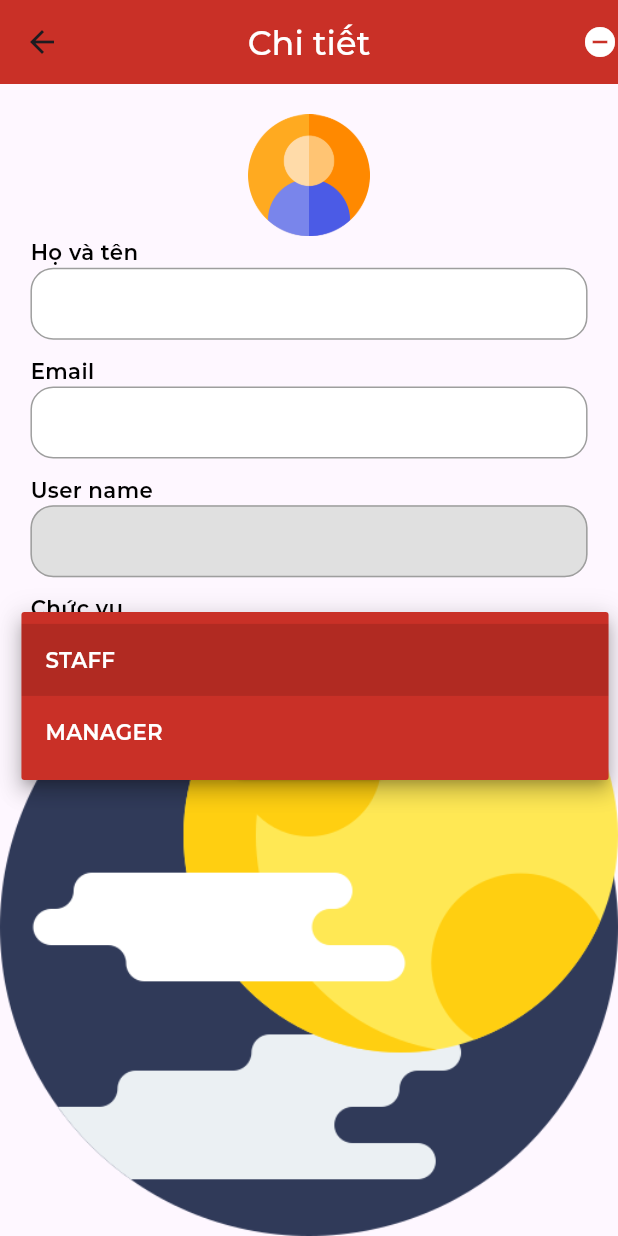
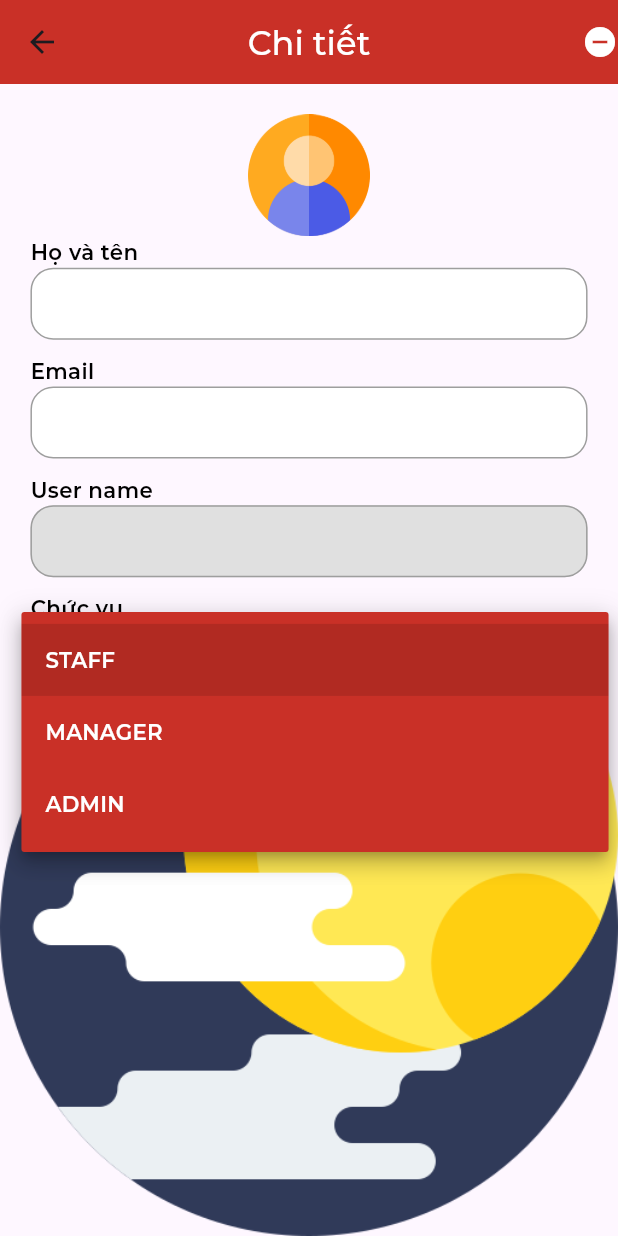
Before and after one commit to duypon2601/SWD392_Mobile, a Flutter app: the CreateUserView screen opened directly, after a tap on "Chọn", on a phone screen of 412 x 824 dp. Run offline on Flutter 3.47's test engine with Material 3 defaults, Android fonts, the phone set to English and light mode, and no system bars; our stand-ins replace calendar_date_picker2, firebase_core, firebase_messaging, flutter_local_notifications, flutter_spinkit, get and 1 more; accounts and stored records are empty.

Commit message:
update role admin

```diff
--- a/lib/app/modules/create-user/views/create_user_view.dart
+++ b/lib/app/modules/create-user/views/create_user_view.dart
@@ -146,6 +146,7 @@ class _DropdownExampleState extends State<DropdownExample> {
   final List<String> items = [
     'STAFF',
     'MANAGER',
+    'ADMIN',
   ];
 
   @override
```
